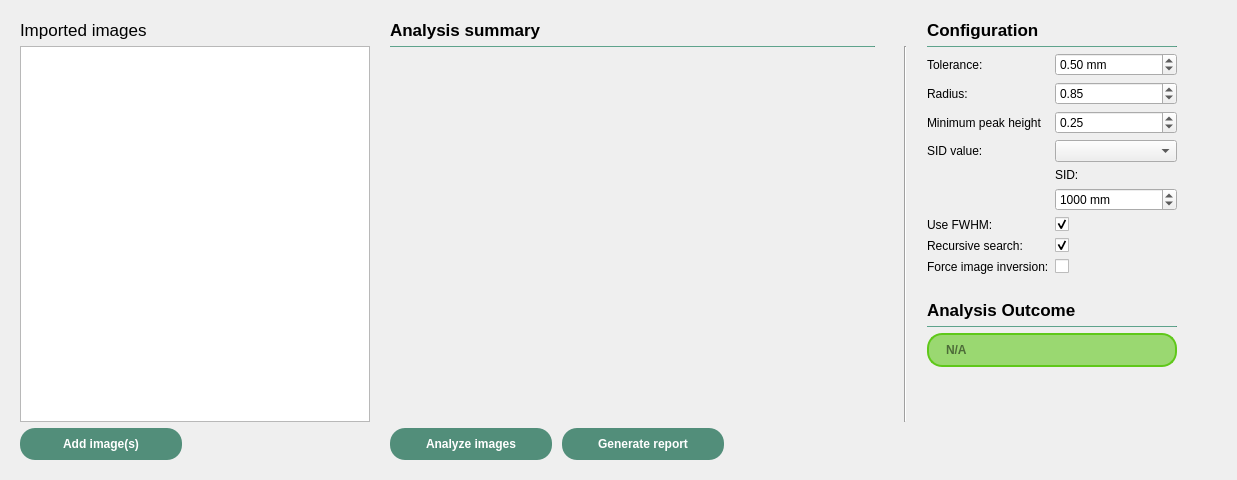
Above: ui/qt_ui/starshotWorksheet.ui from Quantico-Bullet/PyBeam-QA before the change. Below: the same form after it.
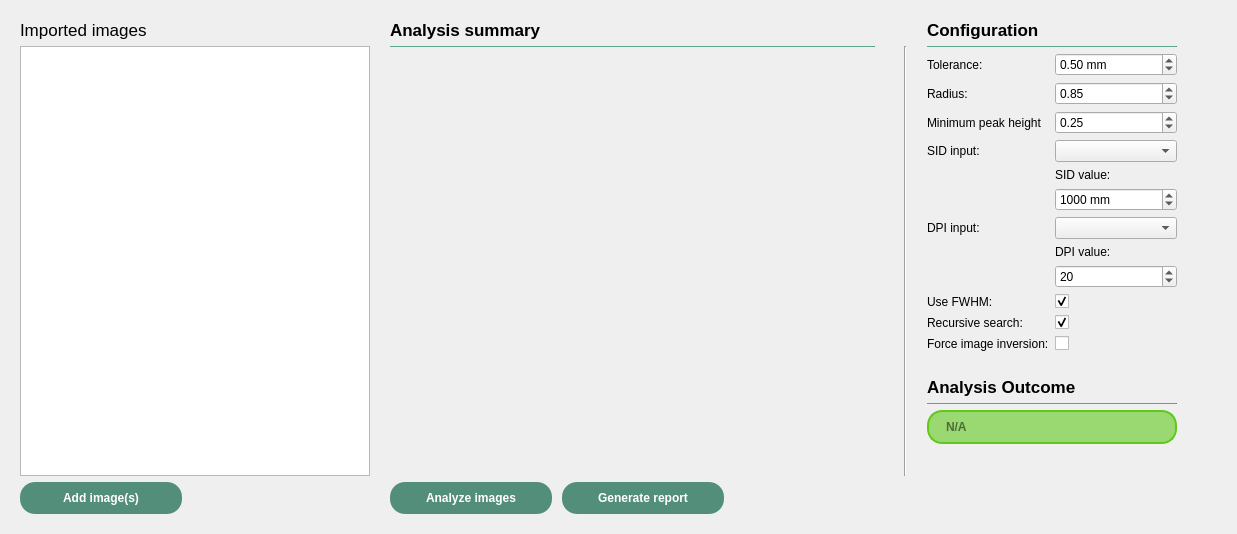
That is the form after the change.

Diff of the .ui file:
```diff
--- a/ui/qt_ui/starshotWorksheet.ui
+++ b/ui/qt_ui/starshotWorksheet.ui
@@ -7,7 +7,7 @@
     <x>0</x>
     <y>0</y>
     <width>1237</width>
-    <height>480</height>
+    <height>534</height>
    </rect>
   </property>
   <property name="windowTitle">
@@ -148,48 +148,10 @@
               </property>
              </widget>
             </item>
-            <item row="6" column="0">
-             <widget class="QLabel" name="recursiveSearchLabel">
-              <property name="text">
-               <string>Recursive search:</string>
-              </property>
-             </widget>
-            </item>
-            <item row="6" column="1">
-             <widget class="QCheckBox" name="recursiveSearchCB">
-              <property name="checked">
-               <bool>true</bool>
-              </property>
-             </widget>
-            </item>
-            <item row="7" column="0">
-             <widget class="QLabel" name="forceImageInversionLabel">
-              <property name="text">
-               <string>Force image inversion:</string>
-              </property>
-             </widget>
-            </item>
-            <item row="7" column="1">
-             <widget class="QCheckBox" name="forceInvertCB"/>
-            </item>
-            <item row="5" column="0">
-             <widget class="QLabel" name="useFWHMLabel">
-              <property name="text">
-               <string>Use FWHM:</string>
-              </property>
-             </widget>
-            </item>
-            <item row="5" column="1">
-             <widget class="QCheckBox" name="useFWHMCB">
-              <property name="checked">
-               <bool>true</bool>
-              </property>
-             </widget>
-            </item>
             <item row="3" column="0">
              <widget class="QLabel" name="SIDValueLabel">
               <property name="text">
-               <string>SID value:</string>
+               <string>SID input:</string>
               </property>
              </widget>
             </item>
@@ -201,7 +163,7 @@
               <item>
                <widget class="QLabel" name="sIDLabel">
                 <property name="text">
-                 <string>SID:</string>
+                 <string>SID value:</string>
                 </property>
                </widget>
               </item>
@@ -229,6 +191,84 @@
               </item>
              </layout>
             </item>
+            <item row="5" column="0">
+             <widget class="QLabel" name="DPIInputLabel">
+              <property name="text">
+               <string>DPI input:</string>
+              </property>
+             </widget>
+            </item>
+            <item row="5" column="1">
+             <widget class="QComboBox" name="DPIInputCB"/>
+            </item>
+            <item row="6" column="1">
+             <layout class="QVBoxLayout" name="sADConfigVL">
+              <item>
+               <widget class="QLabel" name="DPIValueLabel">
+                <property name="text">
+                 <string>DPI value:</string>
+                </property>
+               </widget>
+              </item>
+              <item>
+               <widget class="QDoubleSpinBox" name="dPIDSB">
+                <property name="decimals">
+                 <number>0</number>
+                </property>
+                <property name="minimum">
+                 <double>1.000000000000000</double>
+                </property>
+                <property name="maximum">
+                 <double>1080.000000000000000</double>
+                </property>
+                <property name="singleStep">
+                 <double>10.000000000000000</double>
+                </property>
+                <property name="value">
+                 <double>20.000000000000000</double>
+                </property>
+               </widget>
+              </item>
+             </layout>
+            </item>
+            <item row="7" column="0">
+             <widget class="QLabel" name="useFWHMLabel">
+              <property name="text">
+               <string>Use FWHM:</string>
+              </property>
+             </widget>
+            </item>
+            <item row="7" column="1">
+             <widget class="QCheckBox" name="useFWHMCB">
+              <property name="checked">
+               <bool>true</bool>
+              </property>
+             </widget>
+            </item>
+            <item row="8" column="0">
+             <widget class="QLabel" name="recursiveSearchLabel">
+              <property name="text">
+               <string>Recursive search:</string>
+              </property>
+             </widget>
+            </item>
+            <item row="8" column="1">
+             <widget class="QCheckBox" name="recursiveSearchCB">
+              <property name="checked">
+               <bool>true</bool>
+              </property>
+             </widget>
+            </item>
+            <item row="9" column="0">
+             <widget class="QLabel" name="forceImageInversionLabel">
+              <property name="text">
+               <string>Force image inversion:</string>
+              </property>
+             </widget>
+            </item>
+            <item row="9" column="1">
+             <widget class="QCheckBox" name="forceInvertCB"/>
+            </item>
            </layout>
           </item>
           <item>
```
Left out of the diff: 4 changed lines with no effect on the pictures.
